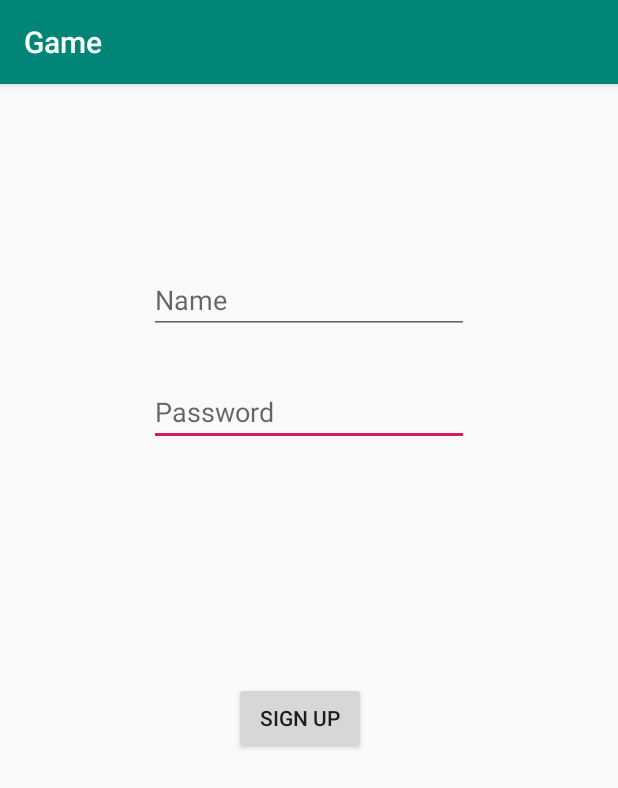
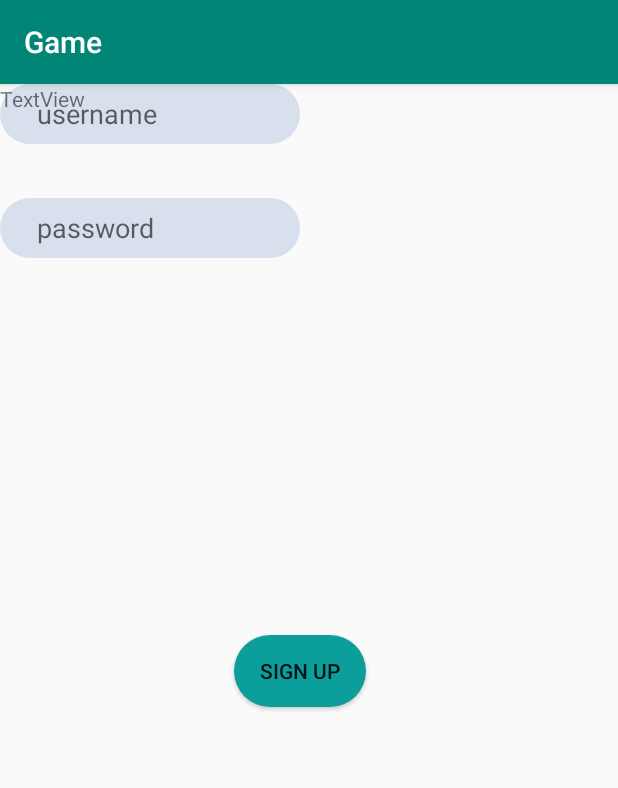
Before and after one commit to AdiThakur/phase, an Android app: the signUp screen opened directly, with no data from a screen before it, on a phone screen of 412 x 824 dp. Shown: the top 788 px of the screen. Run offline under Robolectric (Android 15) with nearby library versions, the phone set to English and light mode, and no system bars.

Commit message:
Modified UI for activity_log_in, activity_main, and activity_sign_up.

```diff
--- a/phase1/Game/app/src/main/java/com/example/game/User.java
+++ b/phase1/Game/app/src/main/java/com/example/game/User.java
@@ -12,8 +12,6 @@ import java.util.ArrayList;
 import java.util.HashMap;
 
 public class User {
-
-
 
     /**
      * name of this user
@@ -44,7 +42,6 @@ public class User {
         return userList.contains(username);
     }
 
-
     /**
      * Constructs a new User
      *
@@ -52,7 +49,7 @@ public class User {
      */
     User(String name) {
 
-        // TODO - THis contstructor will only be called by DataLoader. Create new constrcutor for a default user (username, password).
+        // TODO - This constructor will only be called by DataLoader. Create new constructor for a default user (username, password).
         this.name = name;
 
         // initialize statistics
--- /dev/null
+++ b/phase1/Game/app/src/main/res/drawable-v24/button.xml
@@ -0,0 +1,6 @@
+<?xml version="1.0" encoding="utf-8"?>
+<shape android:shape="rectangle"
+    xmlns:android="http://schemas.android.com/apk/res/android">
+    <corners android:radius="70px" />
+    <solid android:color="@color/colorButton" />
+</shape>
--- /dev/null
+++ b/phase1/Game/app/src/main/res/drawable/field.xml
@@ -0,0 +1,7 @@
+<?xml version="1.0" encoding="utf-8"?>
+<shape android:shape="rectangle"
+    xmlns:android="http://schemas.android.com/apk/res/android">
+    <corners android:radius="50dp" />
+    <solid android:color="@color/colorField" />
+    <padding android:left="25sp" />
+</shape>
--- a/phase1/Game/app/src/main/res/layout/activity_sign_up.xml
+++ b/phase1/Game/app/src/main/res/layout/activity_sign_up.xml
@@ -14,38 +14,44 @@
         android:layout_marginTop="153dp"
         android:layout_marginEnd="168dp"
         android:layout_marginBottom="317dp"
+        android:background="@drawable/button"
         android:onClick="signUpButton"
         android:text="@string/sign_up"
         app:layout_constraintBottom_toBottomOf="parent"
         app:layout_constraintEnd_toEndOf="parent"
+        app:layout_constraintHorizontal_bias="1.0"
         app:layout_constraintStart_toStartOf="parent"
-        app:layout_constraintTop_toBottomOf="@+id/passwordEditText" />
+        app:layout_constraintTop_toBottomOf="@+id/passwordEditText"
+        app:layout_constraintVertical_bias="0.736" />
 
     <EditText
         android:id="@+id/passwordEditText"
-        android:layout_width="wrap_content"
-        android:layout_height="wrap_content"
-        android:layout_marginTop="20dp"
-        android:layout_marginBottom="518dp"
+        android:layout_width="200dp"
+        android:layout_height="40dp"
+        android:layout_marginTop="36dp"
+        android:background="@drawable/field"
         android:ems="10"
         android:hint="@string/password"
         android:inputType="textPassword"
-        app:layout_constraintBottom_toBottomOf="parent"
-        app:layout_constraintEnd_toEndOf="parent"
-        app:layout_constraintStart_toStartOf="parent"
-        app:layout_constraintTop_toBottomOf="@+id/userNameEditText" />
+        app:layout_constraintTop_toBottomOf="@+id/userNameEditText"
+        tools:layout_editor_absoluteX="105dp" />
 
     <EditText
         android:id="@+id/userNameEditText"
-        android:layout_width="wrap_content"
-        android:layout_height="wrap_content"
-        android:layout_marginTop="103dp"
-        android:layout_marginBottom="583dp"
+        android:layout_width="200dp"
+        android:layout_height="40dp"
+        android:background="@drawable/field"
         android:ems="10"
         android:hint="@string/name"
         android:inputType="textPersonName"
-        app:layout_constraintBottom_toBottomOf="parent"
-        app:layout_constraintEnd_toEndOf="parent"
-        app:layout_constraintStart_toStartOf="parent"
-        app:layout_constraintTop_toTopOf="parent" />
+        tools:layout_editor_absoluteX="105dp"
+        tools:layout_editor_absoluteY="245dp" />
+
+    <TextView
+        android:id="@+id/textView"
+        android:layout_width="wrap_content"
+        android:layout_height="wrap_content"
+        android:text="TextView"
+        tools:layout_editor_absoluteX="115dp"
+        tools:layout_editor_absoluteY="124dp" />
 </androidx.constraintlayout.widget.ConstraintLayout>
--- a/phase1/Game/app/src/main/res/values/colors.xml
+++ b/phase1/Game/app/src/main/res/values/colors.xml
@@ -3,4 +3,6 @@
     <color name="colorPrimary">#008577</color>
     <color name="colorPrimaryDark">#00574B</color>
     <color name="colorAccent">#D81B60</color>
+    <color name="colorField">#d8e0ed</color>
+    <color name="colorButton">#0b9e9b</color>
 </resources>
--- a/phase1/Game/app/src/main/res/values/strings.xml
+++ b/phase1/Game/app/src/main/res/values/strings.xml
@@ -1,10 +1,10 @@
 <resources>
     <string name="app_name">Game</string>
     <string name="game_name">Phase 1</string>
-    <string name="sign_up">Sign Up</string>
-    <string name="log_in">Log In</string>
-    <string name="name">Name</string>
-    <string name="password">Password</string>
+    <string name="sign_up">sign up</string>
+    <string name="log_in">log in</string>
+    <string name="name">username</string>
+    <string name="password">password</string>
     <string name="connect">Connect</string>
     <string name="match">Match</string>
     <string name="Guess">Guess</string>
```
Also changed, not shown: phase1/Game/app/src/main/res/layout/activity_log_in.xml (+28 -28 lines), phase1/Game/app/src/main/res/layout/activity_main.xml (+15 -6 lines), phase1/Game/app/src/main/res/drawable/login_signup_bg.png (added), 1 other file.
